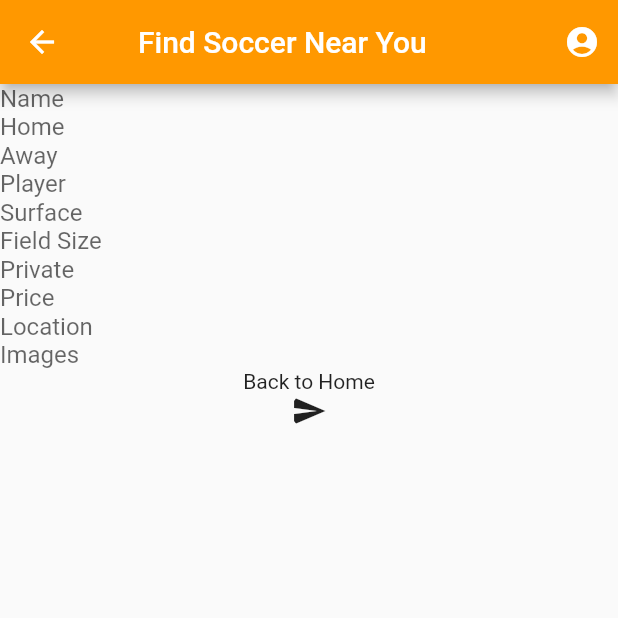
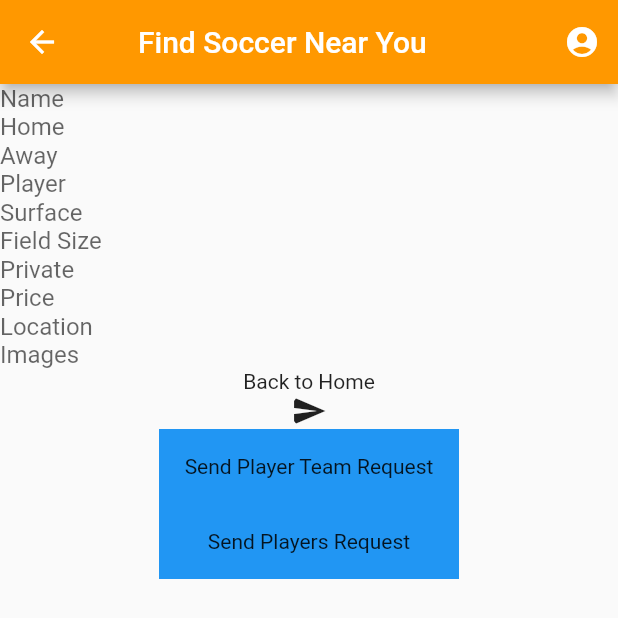
Before and after one commit to ArturoBarrios/AAASoccer, a Flutter app: the PlayerView screen opened directly with empty values, on a phone screen of 412 x 824 dp. Shown: the top 618 px of the screen. Run offline on Flutter 3.47's test engine with Material 2 defaults, Android fonts, the phone set to English and light mode, and no system bars; our stand-ins replace auto_size_text, bloc, equatable, flip_card, flutter_bloc, flutter_datetime_picker and 11 more; missing offline and left inert: amplify_api, amplify_auth_cognito, amplify_authenticator, amplify_core, amplify_datastore, amplify_flutter and 9 more.

Commit message:
some work before I go out and get hammered

```diff
--- a/lib/components/Mixins/event_mixin.dart
+++ b/lib/components/Mixins/event_mixin.dart
@@ -642,6 +642,7 @@ mixin EventMixin {
     // await AdaptyPaymentService().makePurchase();
   }
 
+  //send player events/teams request
   Container sendPlayersRequestWidget(
       BuildContext context, dynamic userObjectDetails) {
         print("sendPlayersRequestWidget: "+ userObjectDetails.toString());
@@ -677,6 +678,77 @@ mixin EventMixin {
               height: 50,
               color: Colors.blue,
               child: Center(child: Text("Send Players Request")),
+            )));
+  }
+
+
+  //send players events request
+  Container sendPlayerEventsRequestWidget(
+      BuildContext context, dynamic userObjectDetails) {
+        print("sendPlayersRequestWidget: "+ userObjectDetails.toString());
+
+    return Container(
+        child: GestureDetector(
+            onTap: () async {
+              List<dynamic> primaryList = myEventsToChooseFrom;
+              List<dynamic> secondaryList = requestUserTypes;
+              Map<int, dynamic> result = await showDialog(
+                context: context,
+                builder: (BuildContext context) {
+                  return AnimatedDialog(
+                      items: primaryList,
+                      singleSelect: false,
+                      secondaryItems: secondaryList);
+                },
+              );
+              if (result.isNotEmpty) {
+                  print("result: " + result.toString());
+                if(userObjectDetails['mainEvent'] != null){
+                  sendPlayersEventRequest(
+                      userObjectDetails, result, primaryList, secondaryList);
+
+                }
+                else{
+                  sendPlayersTeamRequest(userObjectDetails, result , primaryList, secondaryList);
+                }
+              }
+            },
+            child: Container(
+              width: 200,
+              height: 50,
+              color: Colors.blue,
+              child: Center(child: Text("Send Players Request")),
+            )));
+  }
+
+  Container sendPlayerTeamsRequestWidget(
+      BuildContext context, dynamic userObjectDetails) {
+        print("sendPlayersRequestWidget: "+ userObjectDetails.toString());
+
+    return Container(
+        child: GestureDetector(
+            onTap: () async {
+              List<dynamic> primaryList = myTeamsToChooseFrom;
+              List<dynamic> secondaryList = requestUserTypes;
+              Map<int, dynamic> result = await showDialog(
+                context: context,
+                builder: (BuildContext context) {
+                  return AnimatedDialog(
+                      items: myTeamsToChooseFrom,
+                      singleSelect: false,
+                      secondaryItems: secondaryList);
+                },
+              );
+              if (result.isNotEmpty) {
+                print("result: " + result.toString());
+                sendPlayersTeamRequest(userObjectDetails, result , primaryList, secondaryList);
+              }
+            },
+            child: Container(
+              width: 200,
+              height: 50,
+              color: Colors.blue,
+              child: Center(child: Text("Send Player Team Request")),
             )));
   }
 
--- a/lib/views/player/view.dart
+++ b/lib/views/player/view.dart
@@ -95,12 +95,16 @@ class _PlayerViewState extends State<PlayerView> {
     // await sendPlayerRequests();
   }
 
-  sendPlayerRequests(){
-    widget.sendPlayerRequests(widget.userPlayerObject);
-  }
 
   void goBack() {
     Navigator.pop(context);
+  }
+
+  @override
+  void initState() {
+    super.initState();
+    widget.setupEventsToChooseFrom();
+    widget.setupTeamsToChooseFrom();
   }
 
   @override
@@ -250,7 +254,7 @@ class _PlayerViewState extends State<PlayerView> {
                   requestIndexes ?? widget.selectedRequestTypeIndexes;
               print('selectedIndex:${widget.selectedRequestTypeIndexes?.toString()}');
               requestTypesSelected(widget.selectedRequestTypeIndexes);
-              sendPlayerRequests();
+              widget.sendPlayerRequests(widget.userPlayerObject);
             }
           },
           child: Container(
@@ -259,6 +263,9 @@ class _PlayerViewState extends State<PlayerView> {
                 child: const Icon(Icons.send)),
           ),
         ),
+
+        widget.sendPlayerTeamsRequestWidget(context, widget.userPlayerObject),
+        widget.sendPlayerEventsRequestWidget(context, widget.userPlayerObject)
       ])),
     );
   }
```
